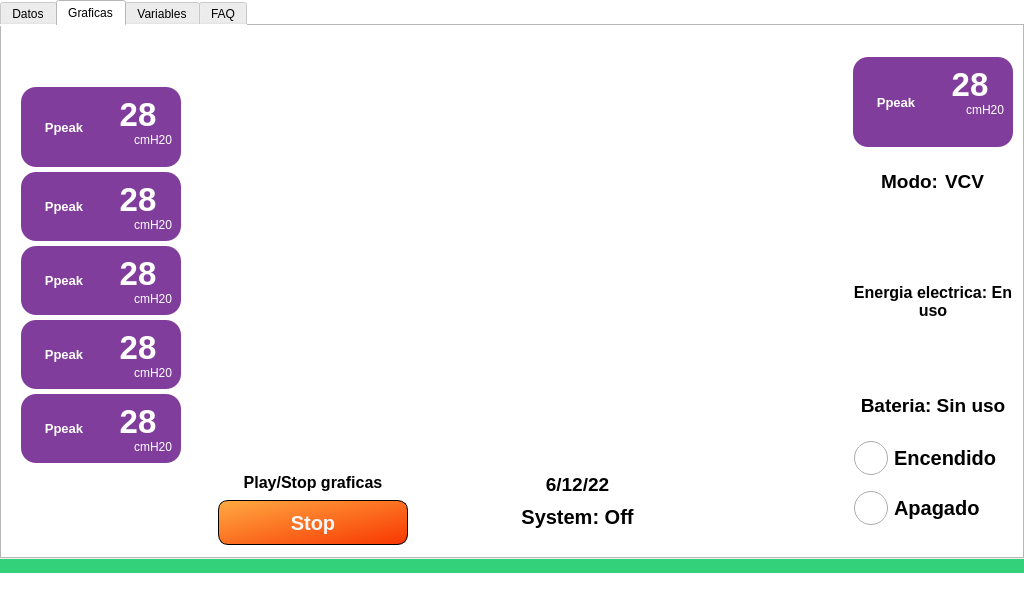
First picture: the form in _main_.ui, repository JulianDuque97/EPI, before the edit.
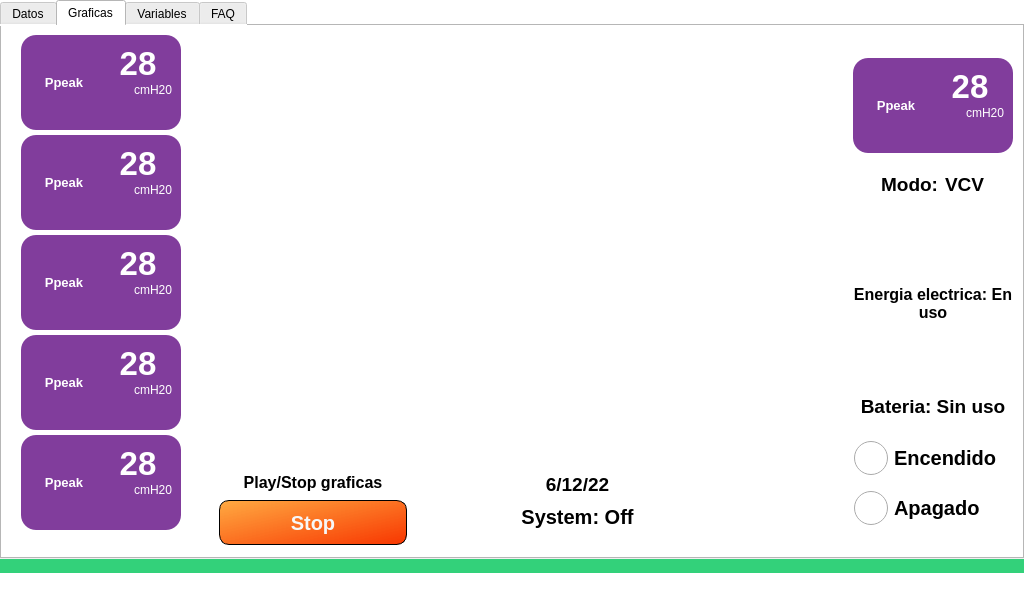
Second picture: the form after the edit. The open tabs and pages were chosen to show the change. Icons and pictures are not drawn. Custom widgets are drawn as their Qt base class.

```diff
--- a/_main_.ui
+++ b/_main_.ui
@@ -715,36 +715,114 @@
                <number>0</number>
               </property>
               <property name="verticalSpacing">
-               <number>5</number>
+               <number>20</number>
               </property>
               <item row="0" column="0">
-               <spacer name="verticalSpacer_3">
-                <property name="orientation">
-                 <enum>Qt::Vertical</enum>
-                </property>
-                <property name="sizeHint" stdset="0">
+               <widget class="QFrame" name="frame_33">
+                <property name="minimumSize">
                  <size>
-                  <width>20</width>
-                  <height>40</height>
+                  <width>160</width>
+                  <height>95</height>
                  </size>
                 </property>
-               </spacer>
-              </item>
-              <item row="6" column="0">
-               <spacer name="verticalSpacer_2">
-                <property name="orientation">
-                 <enum>Qt::Vertical</enum>
-                </property>
-                <property name="sizeHint" stdset="0">
+                <property name="maximumSize">
                  <size>
-                  <width>20</width>
-                  <height>40</height>
+                  <width>160</width>
+                  <height>90</height>
                  </size>
                 </property>
-               </spacer>
+                <property name="styleSheet">
+                 <string notr="true">border-radius: 15px;
+background-color: rgb(129, 61, 156);
+color: rgb(255, 255, 255);
+</string>
+                </property>
+                <property name="frameShape">
+                 <enum>QFrame::NoFrame</enum>
+                </property>
+                <property name="frameShadow">
+                 <enum>QFrame::Raised</enum>
+                </property>
+                <property name="lineWidth">
+                 <number>-17</number>
+                </property>
+                <property name="midLineWidth">
+                 <number>-8</number>
+                </property>
+                <layout class="QGridLayout" name="gridLayout_49">
+                 <item row="0" column="0">
+                  <widget class="QLabel" name="label_120">
+                   <property name="font">
+                    <font>
+                     <pointsize>10</pointsize>
+                     <weight>75</weight>
+                     <bold>true</bold>
+                    </font>
+                   </property>
+                   <property name="layoutDirection">
+                    <enum>Qt::LeftToRight</enum>
+                   </property>
+                   <property name="text">
+                    <string>Ppeak</string>
+                   </property>
+                   <property name="alignment">
+                    <set>Qt::AlignCenter</set>
+                   </property>
+                  </widget>
+                 </item>
+                 <item row="0" column="1">
+                  <layout class="QVBoxLayout" name="verticalLayout_38">
+                   <property name="spacing">
+                    <number>0</number>
+                   </property>
+                   <item>
+                    <widget class="QLabel" name="Ppeak_label_17">
+                     <property name="font">
+                      <font>
+                       <pointsize>25</pointsize>
+                       <weight>75</weight>
+                       <bold>true</bold>
+                      </font>
+                     </property>
+                     <property name="lineWidth">
+                      <number>1</number>
+                     </property>
+                     <property name="text">
+                      <string>28</string>
+                     </property>
+                     <property name="alignment">
+                      <set>Qt::AlignCenter</set>
+                     </property>
+                    </widget>
+                   </item>
+                   <item>
+                    <widget class="QLabel" name="label_123">
+                     <property name="font">
+                      <font>
+                       <pointsize>9</pointsize>
+                      </font>
+                     </property>
+                     <property name="text">
+                      <string>cmH20</string>
+                     </property>
+                     <property name="alignment">
+                      <set>Qt::AlignRight|Qt::AlignTop|Qt::AlignTrailing</set>
+                     </property>
+                    </widget>
+                   </item>
+                  </layout>
+                 </item>
+                </layout>
+               </widget>
               </item>
-              <item row="4" column="0">
+              <item row="3" column="0">
                <widget class="QFrame" name="frame_31">
+                <property name="minimumSize">
+                 <size>
+                  <width>160</width>
+                  <height>95</height>
+                 </size>
+                </property>
                 <property name="maximumSize">
                  <size>
                   <width>160</width>
@@ -835,8 +913,14 @@
                 </layout>
                </widget>
               </item>
-              <item row="5" column="0">
+              <item row="4" column="0">
                <widget class="QFrame" name="frame_32">
+                <property name="minimumSize">
+                 <size>
+                  <width>160</width>
+                  <height>95</height>
+                 </size>
+                </property>
                 <property name="maximumSize">
                  <size>
                   <width>160</width>
@@ -927,8 +1011,14 @@
                 </layout>
                </widget>
               </item>
-              <item row="3" column="0">
+              <item row="2" column="0">
                <widget class="QFrame" name="frame_29">
+                <property name="minimumSize">
+                 <size>
+                  <width>160</width>
+                  <height>95</height>
+                 </size>
+                </property>
                 <property name="maximumSize">
                  <size>
                   <width>160</width>
@@ -1019,8 +1109,14 @@
                 </layout>
                </widget>
               </item>
-              <item row="2" column="0">
+              <item row="1" column="0">
                <widget class="QFrame" name="frame_27">
+                <property name="minimumSize">
+                 <size>
+                  <width>160</width>
+                  <height>95</height>
+                 </size>
+                </property>
                 <property name="maximumSize">
                  <size>
                   <width>160</width>
@@ -1111,104 +1207,6 @@
                 </layout>
                </widget>
               </item>
-              <item row="1" column="0">
-               <widget class="QFrame" name="frame_33">
-                <property name="minimumSize">
-                 <size>
-                  <width>150</width>
-                  <height>80</height>
-                 </size>
-                </property>
-                <property name="maximumSize">
-                 <size>
-                  <width>160</width>
-                  <height>90</height>
-                 </size>
-                </property>
-                <property name="styleSheet">
-                 <string notr="true">border-radius: 15px;
-background-color: rgb(129, 61, 156);
-color: rgb(255, 255, 255);
-</string>
-                </property>
-                <property name="frameShape">
-                 <enum>QFrame::NoFrame</enum>
-                </property>
-                <property name="frameShadow">
-                 <enum>QFrame::Raised</enum>
-                </property>
-                <property name="lineWidth">
-                 <number>-17</number>
-                </property>
-                <property name="midLineWidth">
-                 <number>-8</number>
-                </property>
-                <layout class="QGridLayout" name="gridLayout_49">
-                 <item row="0" column="0">
-                  <widget class="QLabel" name="label_120">
-                   <property name="font">
-                    <font>
-                     <pointsize>10</pointsize>
-                     <weight>75</weight>
-                     <bold>true</bold>
-                    </font>
-                   </property>
-                   <property name="layoutDirection">
-                    <enum>Qt::LeftToRight</enum>
-                   </property>
-                   <property name="text">
-                    <string>Ppeak</string>
-                   </property>
-                   <property name="alignment">
-                    <set>Qt::AlignCenter</set>
-                   </property>
-                  </widget>
-                 </item>
-                 <item row="0" column="1">
-                  <layout class="QVBoxLayout" name="verticalLayout_38">
-                   <property name="spacing">
-                    <number>0</number>
-                   </property>
-                   <item>
-                    <widget class="QLabel" name="Ppeak_label_17">
-                     <property name="font">
-                      <font>
-                       <pointsize>25</pointsize>
-                       <weight>75</weight>
-                       <bold>true</bold>
-                      </font>
-                     </property>
-                     <property name="lineWidth">
-                      <number>1</number>
-                     </property>
-                     <property name="text">
-                      <string>28</string>
-                     </property>
-                     <property name="alignment">
-                      <set>Qt::AlignCenter</set>
-                     </property>
-                    </widget>
-                   </item>
-                   <item>
-                    <widget class="QLabel" name="label_123">
-                     <property name="font">
-                      <font>
-                       <pointsize>9</pointsize>
-                      </font>
-                     </property>
-                     <property name="text">
-                      <string>cmH20</string>
-                     </property>
-                     <property name="alignment">
-                      <set>Qt::AlignRight|Qt::AlignTop|Qt::AlignTrailing</set>
-                     </property>
-                    </widget>
-                   </item>
-                  </layout>
-                 </item>
-                </layout>
-               </widget>
-              </item>
              </layout>
             </widget>
            </item>
@@ -1547,7 +1545,7 @@
                       </property>
                       <property name="maximumSize">
                        <size>
-                        <width>16777215</width>
+                        <width>188</width>
                         <height>45</height>
                        </size>
                       </property>
@@ -1663,8 +1661,8 @@
                <widget class="QFrame" name="frame_28">
                 <property name="minimumSize">
                  <size>
-                  <width>150</width>
-                  <height>80</height>
+                  <width>160</width>
+                  <height>95</height>
                  </size>
                 </property>
                 <property name="maximumSize">
```
